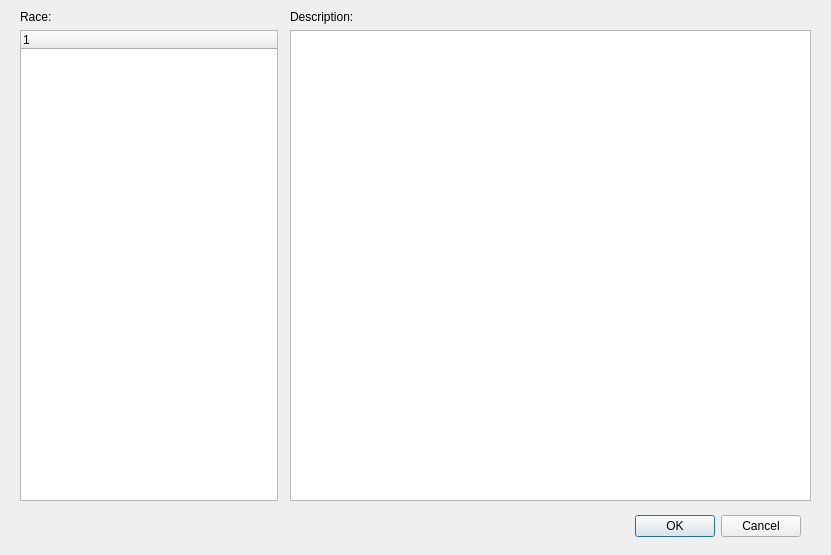
Above: racedialog.ui from rkibria/NwnCharGen before the change. Below: the same form after it.
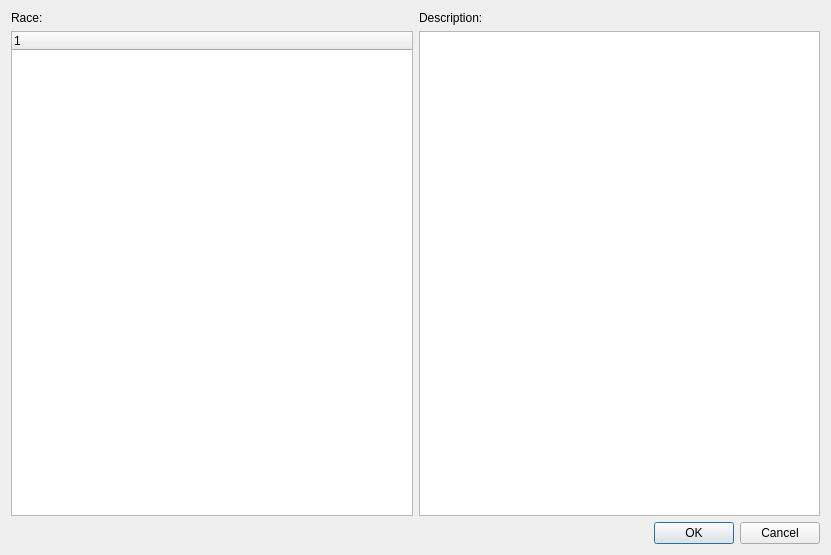
That is the form after the change.

Commit message: Fix race dialog scaling

What changed in the file:
```diff
--- a/racedialog.ui
+++ b/racedialog.ui
@@ -10,55 +10,18 @@
     <height>555</height>
    </rect>
   </property>
-  <property name="sizePolicy">
-   <sizepolicy hsizetype="Fixed" vsizetype="Fixed">
-    <horstretch>0</horstretch>
-    <verstretch>0</verstretch>
-   </sizepolicy>
-  </property>
-  <property name="minimumSize">
-   <size>
-    <width>831</width>
-    <height>555</height>
-   </size>
-  </property>
-  <property name="maximumSize">
-   <size>
-    <width>831</width>
-    <height>555</height>
-   </size>
-  </property>
   <property name="windowTitle">
    <string>Choose race</string>
   </property>
   <property name="sizeGripEnabled">
    <bool>false</bool>
   </property>
-  <widget class="QDialogButtonBox" name="buttonBox">
-   <property name="geometry">
-    <rect>
-     <x>460</x>
-     <y>510</y>
-     <width>341</width>
-     <height>32</height>
-    </rect>
-   </property>
-   <property name="orientation">
-    <enum>Qt::Horizontal</enum>
-   </property>
-   <property name="standardButtons">
-    <set>QDialogButtonBox::Cancel|QDialogButtonBox::Ok</set>
-   </property>
-  </widget>
-  <widget class="QWidget" name="">
-   <property name="geometry">
-    <rect>
-     <x>20</x>
-     <y>10</y>
-     <width>258</width>
-     <height>491</height>
-    </rect>
-   </property>
+  <layout class="QGridLayout" name="gridLayout">
+   <item row="0" column="0">
+    <layout class="QVBoxLayout" name="verticalLayout_3">
+     <item>
+      <layout class="QHBoxLayout" name="horizontalLayout">
+       <item>
    <layout class="QVBoxLayout" name="verticalLayout">
     <item>
      <widget class="QLabel" name="label">
@@ -77,16 +40,8 @@
      </widget>
     </item>
    </layout>
-  </widget>
-  <widget class="QWidget" name="">
-   <property name="geometry">
-    <rect>
-     <x>290</x>
-     <y>10</y>
-     <width>521</width>
-     <height>491</height>
-    </rect>
-   </property>
+       </item>
+       <item>
    <layout class="QVBoxLayout" name="verticalLayout_2">
     <item>
      <widget class="QLabel" name="label_2">
@@ -103,7 +58,39 @@
      </widget>
     </item>
    </layout>
-  </widget>
+       </item>
+      </layout>
+     </item>
+     <item>
+      <layout class="QHBoxLayout" name="horizontalLayout_2">
+       <item>
+        <spacer name="horizontalSpacer">
+         <property name="orientation">
+          <enum>Qt::Horizontal</enum>
+         </property>
+         <property name="sizeHint" stdset="0">
+          <size>
+           <width>40</width>
+           <height>20</height>
+          </size>
+         </property>
+        </spacer>
+       </item>
+       <item>
+        <widget class="QDialogButtonBox" name="buttonBox">
+         <property name="orientation">
+          <enum>Qt::Horizontal</enum>
+         </property>
+         <property name="standardButtons">
+          <set>QDialogButtonBox::Cancel|QDialogButtonBox::Ok</set>
+         </property>
+        </widget>
+       </item>
+      </layout>
+     </item>
+    </layout>
+   </item>
+  </layout>
  </widget>
  <resources/>
  <connections>
```
Lines whose indentation alone changed are shown as unchanged.
